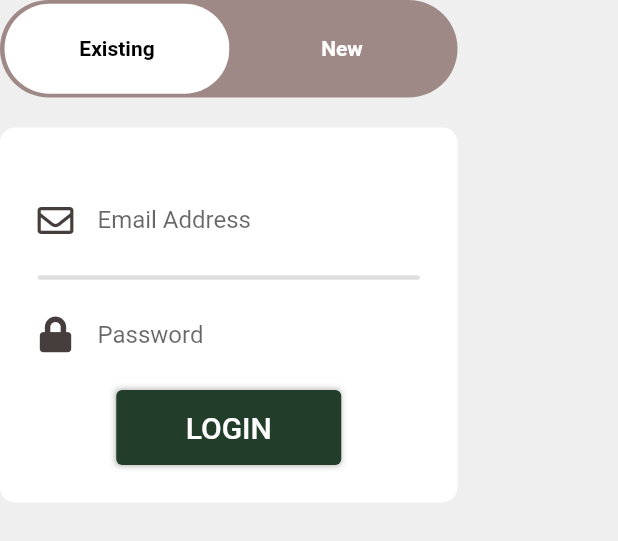
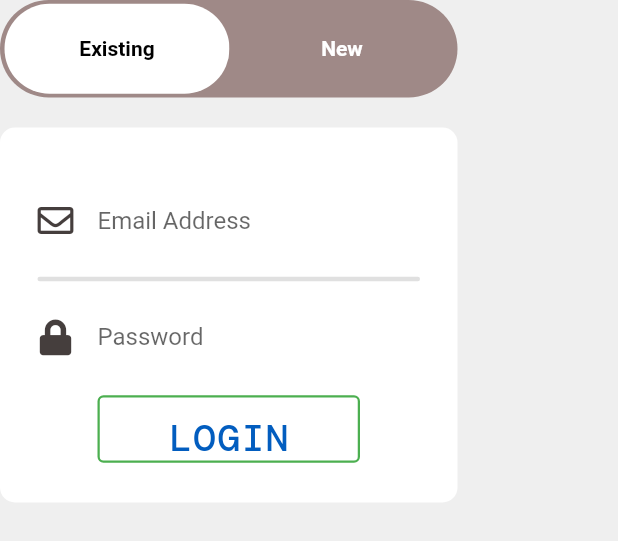
Before and after one commit to Suramack/Project_Reconnect, a Flutter app: the CustomToggleButton widget shown alone on an empty page, opened directly, after a tap on "Existing", after a tap on "New", on a phone screen of 412 x 824 dp. Shown: the top 541 px of the screen. Run offline on Flutter 3.47's test engine with Material 2 defaults, Android fonts, the phone set to English and light mode, and no system bars; our stand-ins replace font_awesome_flutter.

Commit message:
New user button added in design

```diff
--- a/lib/custom_widgets/custom_toggle_button.dart
+++ b/lib/custom_widgets/custom_toggle_button.dart
@@ -111,6 +111,11 @@ class _CustomToggleButtonState extends State<CustomToggleButton> {
         child: Column(
           mainAxisAlignment: MainAxisAlignment.center,
           children: [
+            SizedBox(
+              width: 305,
+              height: 152,
+              child: Column(
+                children: [
                   const Spacer(),
                   const TextField(
                     decoration: InputDecoration(
@@ -141,33 +146,32 @@ class _CustomToggleButtonState extends State<CustomToggleButton> {
                         border: InputBorder.none),
                   ),
                   const Spacer(),
-            Container(
-              width: 150,
-              height: 50,
-              decoration: const BoxDecoration(
-                boxShadow: [
-                  BoxShadow(
-                    blurRadius: 3,
-                    color: Colors.grey,
-                  ),
                 ],
               ),
-              child: TextButton(
+            ),
+            OutlinedButton(
               style: ButtonStyle(
-                  shadowColor: MaterialStateProperty.all<Color>(
-                    const Color(0xff0f1411),
+                alignment: Alignment.bottomCenter,
+                shadowColor: MaterialStateProperty.all<Color>(Colors.grey),
+                side: MaterialStateProperty.all<BorderSide>(
+                    const BorderSide(color: Colors.green, width: 1.5)),
+                foregroundColor:
+                    MaterialStateProperty.all<Color>(const Color(0xff025dbf)),
+                fixedSize:
+                    MaterialStateProperty.all<Size>(const Size.fromWidth(150)),
+                minimumSize:
+                    MaterialStateProperty.all<Size>(const Size(175, 45)),
+                textStyle: MaterialStateProperty.all<TextStyle>(
+                  const TextStyle(
+                    fontSize: 25,
+                    fontFamily: 'DMMono',
+                    letterSpacing: 1.1,
                   ),
-                  backgroundColor: MaterialStateProperty.all<Color>(
-                    const Color(0xff223d29),
                 ),
               ),
               onPressed: () {},
-                child: const Text(
-                  'LOGIN',
-                  style: TextStyle(color: Colors.white, fontSize: 20),
+              child: const Text('LOGIN'),
             ),
-              ),
-            )
           ],
         ),
       ),
@@ -183,6 +187,36 @@ class _CustomToggleButtonState extends State<CustomToggleButton> {
         color: Colors.white,
         borderRadius: BorderRadius.circular(10),
       ),
+      child: Row(
+        children: [
+          const Spacer(),
+          OutlinedButton(
+            style: ButtonStyle(
+              fixedSize: MaterialStateProperty.all<Size>(
+                const Size(95, 95),
+              ),
+            ),
+            onPressed: () {},
+            child: const Text('User'),
+          ),
+          const Spacer(),
+          const Text(
+            'Or',
+            style: TextStyle(color: Colors.grey),
+          ),
+          const Spacer(),
+          OutlinedButton(
+            style: ButtonStyle(
+              fixedSize: MaterialStateProperty.all<Size>(
+                const Size(95, 95),
+              ),
+            ),
+            onPressed: () {},
+            child: const Text('Worker'),
+          ),
+          const Spacer(),
+        ],
+      ),
     );
   }
 }
--- a/lib/main.dart
+++ b/lib/main.dart
@@ -1,5 +1,6 @@
 import 'package:flutter/material.dart';
 import 'package:reconnect/screens/login_screen.dart';
+import 'package:reconnect/test_widget.dart';
 
 void main() {
   runApp(const MyApp());
@@ -17,7 +18,7 @@ class MyApp extends StatelessWidget {
           scaffoldBackgroundColor: const Color(0xFFEFEFEF),
           appBarTheme: const AppBarTheme(
               backgroundColor: Color(0xff025dbf), centerTitle: true)),
-      home: const Login(),
+      home: const Sstack(),
     );
   }
 }
--- a/pubspec.yaml
+++ b/pubspec.yaml
@@ -74,7 +74,11 @@ flutter:
   # "family" key with the font family name, and a "fonts" key with a
   # list giving the asset and other descriptors for the font. For
   # example:
-  # fonts:
+  fonts:
+    - family: DMMono
+      fonts:
+        - asset: fonts/DMMono/DMMono-Medium.ttf
+
   #   - family: Schyler
   #     fonts:
   #       - asset: fonts/Schyler-Regular.ttf
```
Also changed, not shown: fonts/DMMono/OFL.txt (added, +93 -0 lines), lib/test_widget.dart (added, +56 -0 lines), fonts/DMMono/DMMono-Italic.ttf (added), fonts/DMMono/DMMono-Light.ttf (added), fonts/DMMono/DMMono-LightItalic.ttf (added), fonts/DMMono/DMMono-Medium.ttf (added), fonts/DMMono/DMMono-MediumItalic.ttf (added), fonts/DMMono/DMMono-Regular.ttf (added). Lines whose indentation alone changed are shown as unchanged.
